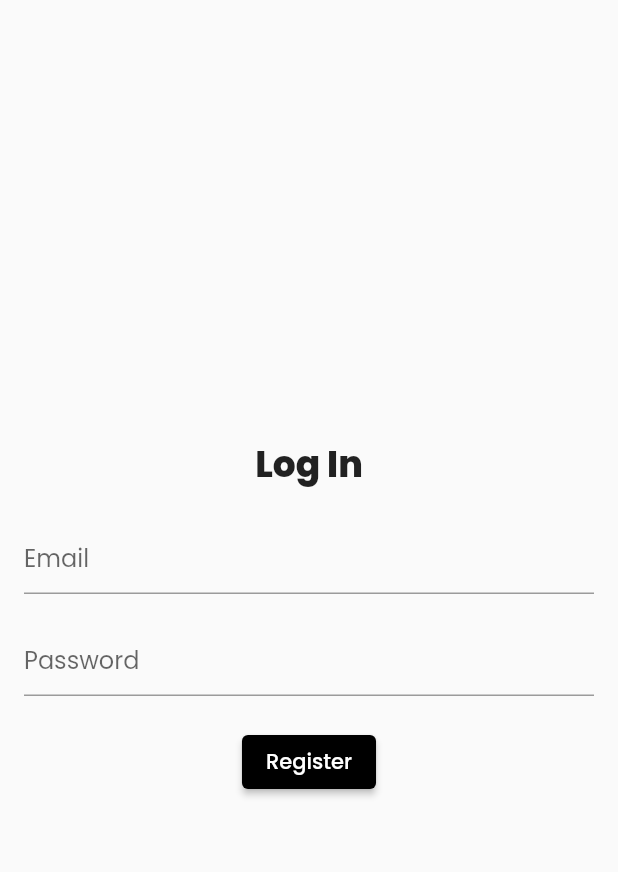
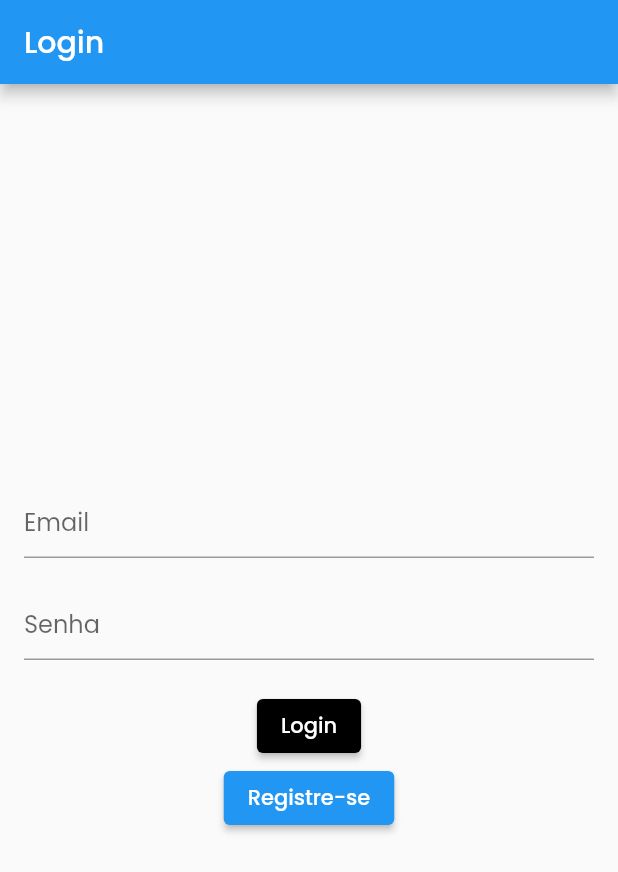
Before and after one commit to teuz044/embarque_solidario, a Flutter app: the screen it shows after launch, on a phone screen of 412 x 824 dp. Shown: the top 872 px of the screen. Run offline on Flutter 3.47's test engine with Material 2 defaults, Android fonts, the phone set to English and light mode, and no system bars; our stand-ins replace firebase_auth, firebase_core, google_fonts; accounts and stored records are empty.

Commit message:
Add files via upload

```diff
--- a/lib/main.dart
+++ b/lib/main.dart
@@ -1,194 +1,31 @@
-import 'package:firebase_auth/firebase_auth.dart';
+import 'package:embarque_solidario/views/login_screen.dart';
 import 'package:firebase_core/firebase_core.dart';
 import 'package:flutter/material.dart';
 import 'package:google_fonts/google_fonts.dart';
-
 import 'firebase_options.dart';
-import 'views/auth.dart';
-
-
 
 void main() async {
-
   WidgetsFlutterBinding.ensureInitialized();
   await Firebase.initializeApp(
     options: DefaultFirebaseOptions.currentPlatform,
   );
-
-
   runApp(const MyApp());
 }
 
 class MyApp extends StatelessWidget {
-  const MyApp({super.key});
+  const MyApp({Key? key}) : super(key: key);
 
-  // This widget is the root of your application.
   @override
   Widget build(BuildContext context) {
     return MaterialApp(
       debugShowCheckedModeBanner: false,
       title: 'Firebase Auth',
       theme: ThemeData(
-        textTheme: GoogleFonts.poppinsTextTheme(Theme.of(context).textTheme),
+        textTheme:
+        GoogleFonts.poppinsTextTheme(Theme.of(context).textTheme),
         primarySwatch: Colors.blue,
       ),
-      home: StreamBuilder<User?>(
-        stream: FirebaseAuth.instance.authStateChanges(),
-        builder: (context, snapshot) {
-          if (snapshot.hasData) {
-            return HomeScreen();
-          } else {
-            return const AuthScreen();
-          }
-        },
-      ),
+      home: const LoginScreen(),
     );
   }
 }
-
-class AuthScreen extends StatefulWidget {
-  const AuthScreen({super.key});
-
-  @override
-  State<AuthScreen> createState() => _AuthScreenState();
-}
-
-class _AuthScreenState extends State<AuthScreen> {
-  final bool _isLogin = false;
-  bool _loading = false;
-  final _formKey = GlobalKey<FormState>();
-  final TextEditingController _emailController = TextEditingController();
-  final TextEditingController _passwordController = TextEditingController();
-
-  handleSubmit() async {
-    if (!_formKey.currentState!.validate()) return;
-    final email = _emailController.value.text;
-    final password = _passwordController.value.text;
-
-    setState(() => _loading = true);
-
-    //Check if is login or register
-    if (_isLogin) {
-      await Auth().signInWithEmailAndPassword(email, password);
-    } else {
-      await Auth().registerWithEmailAndPassword(email, password);
-    }
-
-    setState(() => _loading = false);
-  }
-
-  @override
-  Widget build(BuildContext context) {
-    return Scaffold(
-      body: SafeArea(
-        child: Padding(
-          padding: const EdgeInsets.all(16.0),
-          child: Form(
-            //Add form to key to the Form Widget
-            key: _formKey,
-            child: Column(
-              mainAxisAlignment: MainAxisAlignment.center,
-              crossAxisAlignment: CrossAxisAlignment.center,
-              children: [
-                const Text(
-                  "Log In",
-                  style: TextStyle(fontSize: 24, fontWeight: FontWeight.w800),
-                ),
-                const SizedBox(
-                  height: 20,
-                ),
-                TextFormField(
-                  //Assign controller
-                  controller: _emailController,
-                  validator: (value) {
-                    if (value == null || value.isEmpty) {
-                      return 'Please enter your email';
-                    }
-                    return null;
-                  },
-                  decoration: const InputDecoration(
-                    hintText: 'Email',
-                    focusColor: Colors.black,
-                    focusedBorder: UnderlineInputBorder(
-                      borderSide: BorderSide(
-                        color: Colors.black,
-                        width: 2,
-                      ),
-                    ),
-                  ),
-                ),
-                const SizedBox(
-                  height: 20,
-                ),
-                TextFormField(
-                  //Assign controller
-                  controller: _passwordController,
-                  obscureText: true,
-                  validator: (value) {
-                    if (value == null || value.isEmpty) {
-                      return 'Please enter your password';
-                    }
-                    return null;
-                  },
-                  decoration: const InputDecoration(
-                    hintText: 'Password',
-                    focusedBorder: UnderlineInputBorder(
-                      borderSide: BorderSide(
-                        color: Colors.black,
-                        width: 2,
-                      ),
-                    ),
-                  ),
-                ),
-                const SizedBox(height: 20),
-                ElevatedButton(
-                  style: ElevatedButton.styleFrom(
-                    backgroundColor: Colors.black,
-                  ),
-                  onPressed: () => handleSubmit(),
-                  child: _loading
-                      ? const SizedBox(
-                    width: 20,
-                    height: 20,
-                    child: CircularProgressIndicator(
-                      color: Colors.white,
-                      strokeWidth: 2,
-                    ),
-                  )
-                      : Text(_isLogin ? 'Login' : 'Register'),
-                ),
-              ],
-            ),
-          ),
-        ),
-      ),
-    );
-  }
-}
-
-class HomeScreen extends StatelessWidget {
-  @override
-  Widget build(BuildContext context) {
-    return Scaffold(
-      appBar: AppBar(
-        title: Text('Home Screen'),
-        backgroundColor: Colors.black,
-      ),
-      body: Padding(
-        padding: const EdgeInsets.all(16.0),
-        child: Center(
-          child: ElevatedButton(
-            onPressed: () {
-              //Use this to Log Out user
-              FirebaseAuth.instance.signOut();
-            },
-            style: ElevatedButton.styleFrom(
-              backgroundColor: Colors.black,
-            ),
-            child: Text('Sign Out'),
-          ),
-        ),
-      ),
-    );
-  }
-}
--- /dev/null
+++ b/lib/views/login_screen.dart
@@ -0,0 +1,114 @@
+import 'package:firebase_auth/firebase_auth.dart';
+import 'package:flutter/material.dart';
+
+import 'home_screen.dart';
+import 'register_screen.dart';
+
+class LoginScreen extends StatefulWidget {
+  const LoginScreen({Key? key}) : super(key: key);
+
+  @override
+  State<LoginScreen> createState() => _LoginScreenState();
+}
+
+class _LoginScreenState extends State<LoginScreen> {
+  final _formKey = GlobalKey<FormState>();
+  final TextEditingController _emailController = TextEditingController();
+  final TextEditingController _passwordController = TextEditingController();
+  bool _loading = false;
+
+  void _login() async {
+    if (!_formKey.currentState!.validate()) return;
+    final email = _emailController.value.text;
+    final password = _passwordController.value.text;
+
+    setState(() => _loading = true);
+
+    try {
+      await FirebaseAuth.instance.signInWithEmailAndPassword(email: email, password: password);
+    } catch (e) {
+      ScaffoldMessenger.of(context).showSnackBar(SnackBar(
+        content: Text('Erro ao fazer login: ${e.toString()}'),
+        duration: const Duration(seconds: 5),
+      ));
+      setState(() => _loading = false);
+      return;
+    }
+
+    setState(() => _loading = false);
+    Navigator.of(context).pushReplacement(MaterialPageRoute(builder: (context) => const HomeScreen()));
+  }
+
+  @override
+  Widget build(BuildContext context) {
+    return Scaffold(
+      appBar: AppBar(
+        title: const Text('Login'),
+      ),
+      body: SafeArea(
+        child: Padding(
+          padding: const EdgeInsets.all(16.0),
+          child: Form(
+            key: _formKey,
+            child: Column(
+              mainAxisAlignment: MainAxisAlignment.center,
+              crossAxisAlignment: CrossAxisAlignment.center,
+              children: [
+                TextFormField(
+                  controller: _emailController,
+                  keyboardType: TextInputType.emailAddress,
+                  decoration: const InputDecoration(hintText: 'Email'),
+                  validator: (value) {
+                    if (value == null || value.isEmpty) {
+                      return 'Por favor, digite o seu email.';
+                    }
+                    return null;
+                  },
+                ),
+                const SizedBox(height: 20),
+                TextFormField(
+                  controller: _passwordController,
+                  obscureText: true,
+                  decoration: const InputDecoration(hintText: 'Senha'),
+                  validator: (value) {
+                    if (value == null || value.isEmpty) {
+                      return 'Por favor, digite a sua senha.';
+                    }
+                    return null;
+                  },
+                ),
+                const SizedBox(height: 20),
+                ElevatedButton(
+                  style: ElevatedButton.styleFrom(
+                    backgroundColor: Colors.black,
+                  ),
+                  onPressed: () => _login(),
+                  child: _loading
+                      ? const SizedBox(
+                    width: 20,
+                    height: 20,
+                    child: CircularProgressIndicator(
+                      color: Colors.white,
+                      strokeWidth: 2,
+                    ),
+                  )
+                      : const Text('Login'),
+                ),
+
+                ElevatedButton(
+                  onPressed: () {
+                    Navigator.push(
+                      context,
+                      MaterialPageRoute(builder: (context) => RegisterScreen()),
+                    );
+                  },
+                  child: Text('Registre-se'),
+                )
+              ],
+            ),
+          ),
+        ),
+      ),
+    );
+  }
+}
```
Also changed, not shown: lib/views/home_screen.dart (added, +31 -0 lines), lib/views/register_screen.dart (added, +115 -0 lines), lib/services/auth_service.dart (line endings or trailing spaces), lib/views/auth.dart (line endings or trailing spaces).
